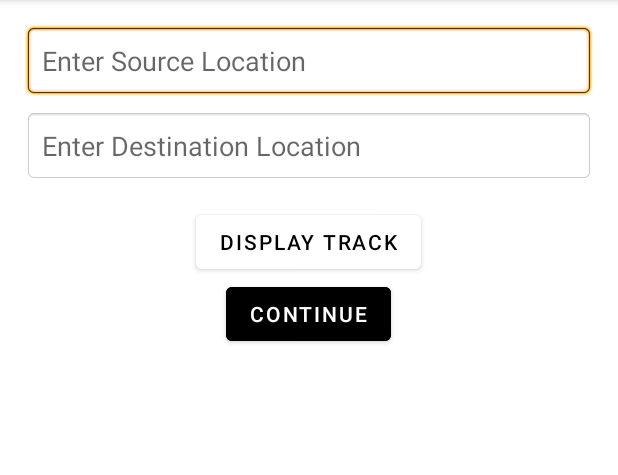
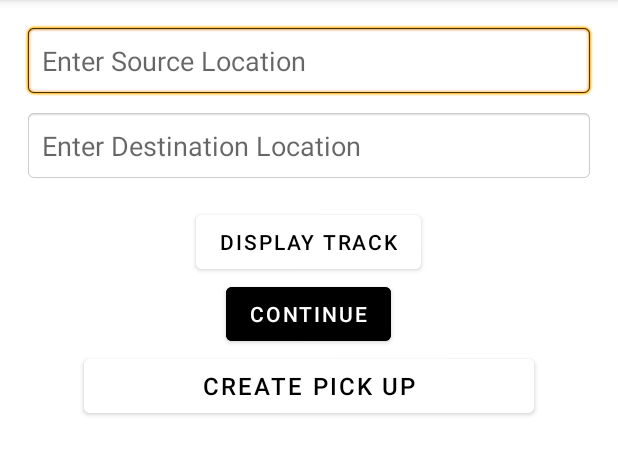
Before and after one commit to edwinaringo/movers, an Android app: the LocationActivity screen opened directly, with no data from a screen before it, on a phone screen of 412 x 824 dp, the part 84-559 px from its top. Run offline under Robolectric (Android 15) with nearby library versions, the phone set to English and light mode, and no system bars; Roboto replaces fonts that are not available here.

Commit message:
add some new changes

```diff
--- a/app/src/main/AndroidManifest.xml
+++ b/app/src/main/AndroidManifest.xml
@@ -9,7 +9,8 @@
         android:roundIcon="@mipmap/ic_launcher_round"
         android:supportsRtl="true"
         android:theme="@style/Theme.MoversApp">
-        <activity android:name=".LocationActivity"></activity>
+        <activity android:name=".PickupsActivity"></activity>
+        <activity android:name=".LocationActivity" />
         <activity android:name=".HouseActivity" />
         <activity android:name=".MainActivity" />
         <activity android:name=".Sign_Up" />
--- a/app/src/main/java/com/example/movers_app/LocationActivity.java
+++ b/app/src/main/java/com/example/movers_app/LocationActivity.java
@@ -10,23 +10,25 @@ import android.view.Display;
 import android.view.View;
 import android.widget.Button;
 import android.widget.EditText;
+import android.widget.TextView;
 import android.widget.Toast;
 
-public class LocationActivity extends AppCompatActivity {
+public class LocationActivity extends AppCompatActivity implements View.OnClickListener {
 //initializing viriables
     EditText etSource,etDestination;
     Button btTrack;
-
+    TextView mPickUpsbutton;
     @Override
     protected void onCreate(Bundle savedInstanceState) {
         super.onCreate(savedInstanceState);
         setContentView(R.layout.activity_location);
 
-
+        mPickUpsbutton = (TextView) findViewById(R.id.pickups);
 
         etSource = findViewById(R.id.et_source);
         etDestination = findViewById(R.id.et_destination);
         btTrack = findViewById(R.id.bt_track);
+        mPickUpsbutton.setOnClickListener(this);
 
         btTrack.setOnClickListener(new View.OnClickListener() {
             @Override
@@ -66,4 +68,10 @@ public class LocationActivity extends AppCompatActivity {
 
             }
 
+    @Override
+    public void onClick(View v) {
+        if(v == mPickUpsbutton){
+            startActivity(new Intent(LocationActivity.this,PickupsActivity.class));
+        }
+    }
 }
--- a/app/src/main/res/layout/activity_location.xml
+++ b/app/src/main/res/layout/activity_location.xml
@@ -45,4 +45,16 @@
         android:backgroundTint="@color/black"
         android:text="Continue" />
 
+    <Button
+        android:id="@+id/pickups"
+        android:layout_width="300dp"
+        android:layout_height="wrap_content"
+        android:backgroundTint="@color/white"
+        android:text="Create Pick Up"
+        android:textColor="@color/black"
+        android:textSize="16sp"
+        app:layout_constraintBottom_toTopOf="@+id/textView6"
+        app:layout_constraintEnd_toEndOf="parent"
+        app:layout_constraintStart_toStartOf="parent"
+        app:layout_constraintTop_toBottomOf="@+id/textView" />
 </LinearLayout>
```
Also changed, not shown: app/src/main/java/com/example/movers_app/PickupsActivity.java (added, +75 -0 lines), app/src/main/res/layout/activity_pickups.xml (added, +46 -0 lines).
